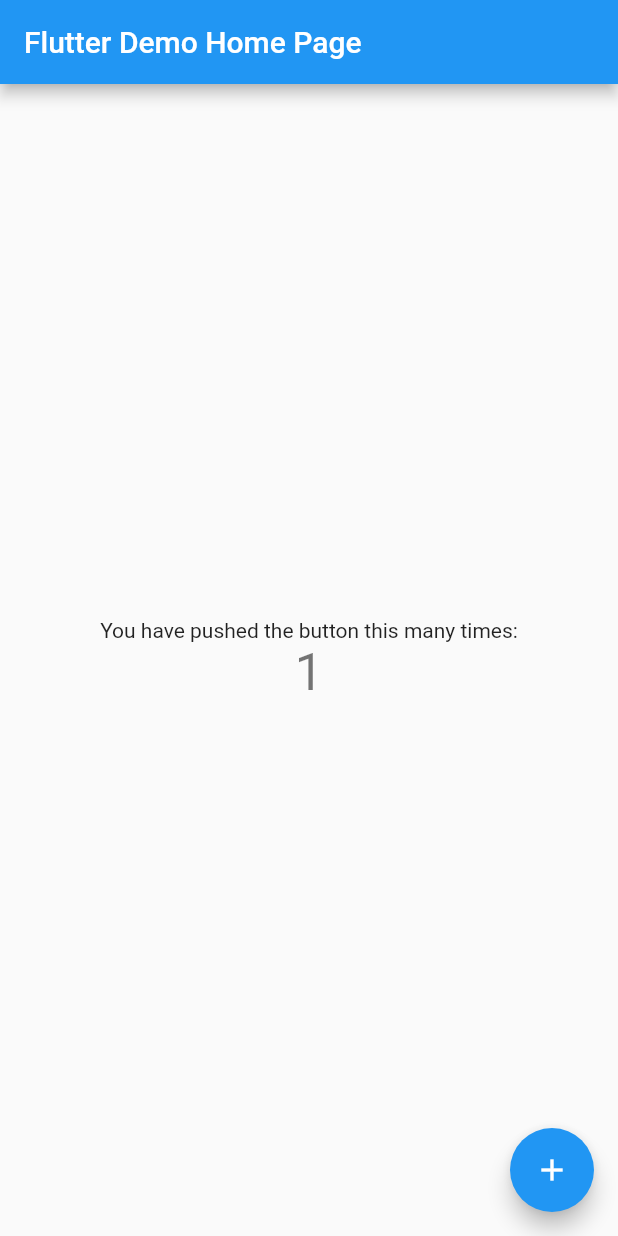
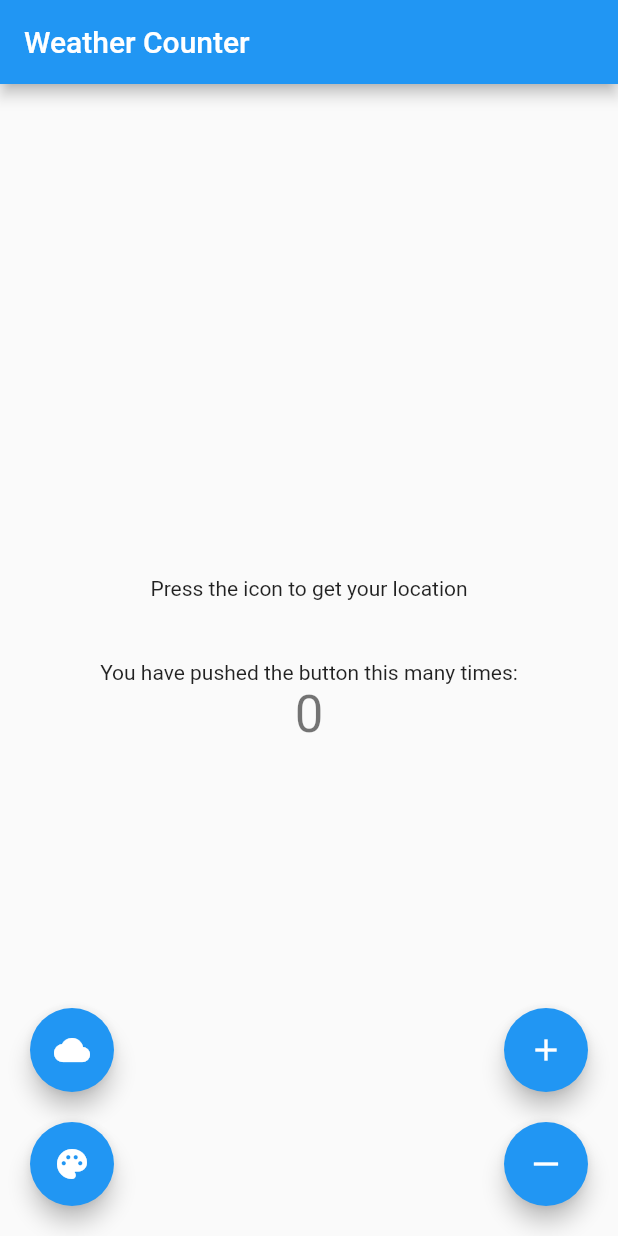
Before and after one commit to uluhulu/ptolemay_test_app, a Flutter app: the MyHomePage screen opened directly, after a tap on the "add" icon, on a phone screen of 412 x 824 dp. Run offline on Flutter 3.47's test engine with Material 2 defaults, Android fonts, the phone set to English and light mode, and no system bars.

Commit message:
Added UI:  - 4 floating action buttons  - text

```diff
--- a/lib/main.dart
+++ b/lib/main.dart
@@ -7,15 +7,13 @@ void main() {
 class MyApp extends StatelessWidget {
   const MyApp({Key? key}) : super(key: key);
 
-  // This widget is the root of your application.
   @override
   Widget build(BuildContext context) {
     return MaterialApp(
-      title: 'Flutter Demo',
       theme: ThemeData(
         primarySwatch: Colors.blue,
       ),
-      home: const MyHomePage(title: 'Flutter Demo Home Page'),
+      home: const MyHomePage(title: 'Weather Counter'),
     );
   }
 }
@@ -31,12 +29,7 @@ class MyHomePage extends StatefulWidget {
 
 class _MyHomePageState extends State<MyHomePage> {
   int _counter = 0;
-
-  void _incrementCounter() {
-    setState(() {
-      _counter++;
-    });
-  }
+  double scale = 1;
 
   @override
   Widget build(BuildContext context) {
@@ -44,10 +37,18 @@ class _MyHomePageState extends State<MyHomePage> {
       appBar: AppBar(
         title: Text(widget.title),
       ),
-      body: Center(
+      body: Stack(
+        children: [
+          Center(
             child: Column(
               mainAxisAlignment: MainAxisAlignment.center,
               children: <Widget>[
+                const Text(
+                  'Press the icon to get your location',
+                ),
+                const SizedBox(
+                  height: 40,
+                ),
                 const Text(
                   'You have pushed the button this many times:',
                 ),
@@ -58,11 +59,61 @@ class _MyHomePageState extends State<MyHomePage> {
               ],
             ),
           ),
-      floatingActionButton: FloatingActionButton(
-        onPressed: _incrementCounter,
+          Padding(
+            padding: const EdgeInsets.all(20.0),
+            child: Align(
+              alignment: Alignment.bottomLeft,
+              child: Column(
+                mainAxisAlignment: MainAxisAlignment.end,
+                children: [
+                  FloatingActionButton(
+                    onPressed: (){},
+                    child: const Icon(Icons.cloud),
+                  ),
+                  const SizedBox(
+                    height: 20,
+                  ),
+                  FloatingActionButton(
+                    onPressed: (){},
+                    child: const Icon(Icons.palette),
+                  ),
+                ],
+              ),
+            ),
+          ),
+          Padding(
+            padding: const EdgeInsets.all(20.0),
+            child: Align(
+              alignment: Alignment.bottomRight,
+              child: Column(
+                mainAxisAlignment: MainAxisAlignment.end,
+                children: [
+                  AnimatedScale(
+                    scale: scale,
+                    duration: const Duration(milliseconds: 300),
+                    child: FloatingActionButton(
+                      onPressed: (){},
                       tooltip: 'Increment',
                       child: const Icon(Icons.add),
-      ), // This trailing comma makes auto-formatting nicer for build methods.
+                    ),
+                  ),
+                  const SizedBox(
+                    height: 20,
+                  ),
+                  AnimatedScale(
+                    scale: scale,
+                    duration: const Duration(milliseconds: 300),
+                    child: FloatingActionButton(
+                      onPressed: (){},
+                      child: const Icon(Icons.horizontal_rule),
+                    ),
+                  ),
+                ],
+              ),
+            ),
+          ),
+        ],
+      ),
     );
   }
 }
--- a/pubspec.yaml
+++ b/pubspec.yaml
@@ -34,6 +34,9 @@ dependencies:
   # The following adds the Cupertino Icons font to your application.
   # Use with the CupertinoIcons class for iOS style icons.
   cupertino_icons: ^1.0.2
+  # State Management.
+  flutter_bloc: ^8.0.1
+
 
 dev_dependencies:
   flutter_test:
```
Also changed, not shown: pubspec.lock. Lines whose indentation alone changed are shown as unchanged.
